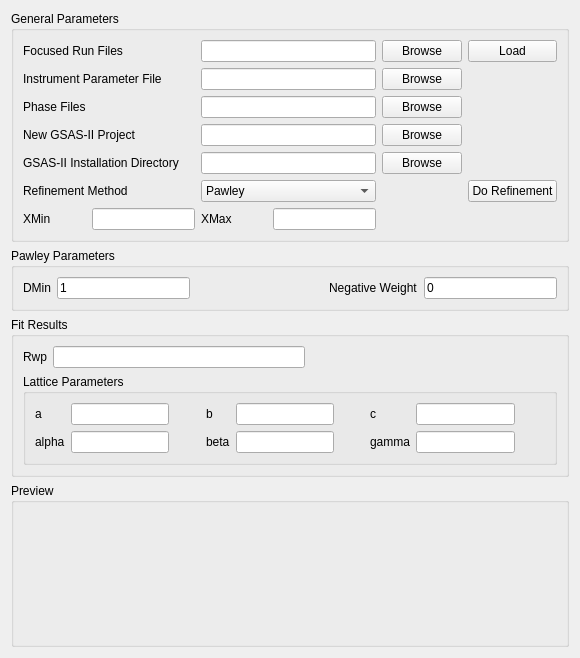
Qt form qt/scientific_interfaces/EnggDiffraction/EnggDiffractionQtTabGSAS.ui (mantidproject/mantid) before a commit.
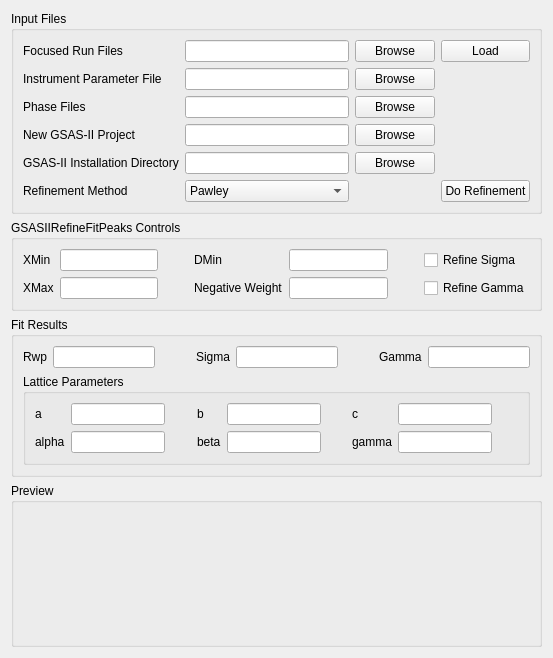
The same form after that commit.

Commit message: Re #15552 Move GSASIIRefineFitPeaks parameters to struct

Patch:
```diff
--- a/qt/scientific_interfaces/EnggDiffraction/EnggDiffractionQtTabGSAS.ui
+++ b/qt/scientific_interfaces/EnggDiffraction/EnggDiffractionQtTabGSAS.ui
@@ -6,7 +6,7 @@
    <rect>
     <x>0</x>
     <y>0</y>
-    <width>580</width>
+    <width>553</width>
     <height>658</height>
    </rect>
   </property>
@@ -29,7 +29,7 @@
       </sizepolicy>
      </property>
      <property name="title">
-      <string>General Parameters</string>
+      <string>Input Files</string>
      </property>
      <layout class="QGridLayout" name="gridLayout">
       <item row="1" column="1">
@@ -163,60 +163,6 @@
         </property>
        </widget>
       </item>
-      <item row="6" column="1">
-       <layout class="QHBoxLayout" name="horizontalLayout_xMax">
-        <item>
-         <widget class="QLabel" name="label_xMax">
-          <property name="text">
-           <string>XMax</string>
-          </property>
-         </widget>
-        </item>
-        <item>
-         <spacer name="horizontalSpacer_2">
-          <property name="orientation">
-           <enum>Qt::Horizontal</enum>
-          </property>
-          <property name="sizeHint" stdset="0">
-           <size>
-            <width>40</width>
-            <height>20</height>
-           </size>
-          </property>
-         </spacer>
-        </item>
-        <item>
-         <widget class="QLineEdit" name="lineEdit_xMax"/>
-        </item>
-       </layout>
-      </item>
-      <item row="6" column="0">
-       <layout class="QHBoxLayout" name="horizontalLayout_xMin">
-        <item>
-         <widget class="QLabel" name="label_xMin">
-          <property name="text">
-           <string>XMin</string>
-          </property>
-         </widget>
-        </item>
-        <item>
-         <spacer name="horizontalSpacer">
-          <property name="orientation">
-           <enum>Qt::Horizontal</enum>
-          </property>
-          <property name="sizeHint" stdset="0">
-           <size>
-            <width>40</width>
-            <height>20</height>
-           </size>
-          </property>
-         </spacer>
-        </item>
-        <item>
-         <widget class="QLineEdit" name="lineEdit_xMin"/>
-        </item>
-       </layout>
-      </item>
       <item row="5" column="3">
        <widget class="QPushButton" name="pushButton_doRefinement">
         <property name="text">
@@ -228,18 +174,52 @@
     </widget>
    </item>
    <item>
-    <widget class="QGroupBox" name="groupBox_pawleyParams">
-     <property name="sizePolicy">
-      <sizepolicy hsizetype="Preferred" vsizetype="Preferred">
-       <horstretch>0</horstretch>
-       <verstretch>0</verstretch>
-      </sizepolicy>
-     </property>
+    <widget class="QGroupBox" name="groupBox_algorithmControls">
      <property name="title">
-      <string>Pawley Parameters</string>
+      <string>GSASIIRefineFitPeaks Controls</string>
      </property>
-     <layout class="QHBoxLayout" name="horizontalLayout">
-      <item>
+     <layout class="QGridLayout" name="gridLayout_4">
+      <item row="0" column="0">
+       <widget class="QLabel" name="label_xMin">
+        <property name="text">
+         <string>XMin</string>
+        </property>
+       </widget>
+      </item>
+      <item row="0" column="1">
+       <widget class="QLineEdit" name="lineEdit_xMin"/>
+      </item>
+      <item row="1" column="0">
+       <widget class="QLabel" name="label_xMax">
+        <property name="text">
+         <string>XMax</string>
+        </property>
+       </widget>
+      </item>
+      <item row="1" column="2">
+       <spacer name="horizontalSpacer_2">
+        <property name="orientation">
+         <enum>Qt::Horizontal</enum>
+        </property>
+        <property name="sizeHint" stdset="0">
+         <size>
+          <width>40</width>
+          <height>20</height>
+         </size>
+        </property>
+       </spacer>
+      </item>
+      <item row="1" column="3">
+       <widget class="QLabel" name="label_pawleyNegativeWeight">
+        <property name="toolTip">
+         <string>The weight of the penalty function for negative intensities. Leave empty to use default (0)</string>
+        </property>
+        <property name="text">
+         <string>Negative Weight</string>
+        </property>
+       </widget>
+      </item>
+      <item row="0" column="3">
        <widget class="QLabel" name="label_pawleyDMin">
         <property name="toolTip">
          <string>The minimum d-spacing to use. Leave empty to use the default (1)</string>
@@ -249,46 +229,79 @@
         </property>
        </widget>
       </item>
-      <item>
+      <item row="1" column="1">
+       <widget class="QLineEdit" name="lineEdit_xMax"/>
+      </item>
+      <item row="0" column="4">
        <widget class="QLineEdit" name="lineEdit_pawleyDMin">
         <property name="layoutDirection">
          <enum>Qt::LeftToRight</enum>
         </property>
         <property name="text">
-         <string>1</string>
+         <string/>
         </property>
        </widget>
       </item>
-      <item>
-       <spacer name="horizontalSpacer_8">
-        <property name="orientation">
-         <enum>Qt::Horizontal</enum>
-        </property>
-        <property name="sizeHint" stdset="0">
-         <size>
-          <width>40</width>
-          <height>20</height>
-         </size>
-        </property>
-       </spacer>
-      </item>
-      <item>
-       <widget class="QLabel" name="label_pawleyNegativeWeight">
-        <property name="toolTip">
-         <string>The weight of the penalty function for negative intensities. Leave empty to use default (0)</string>
-        </property>
-        <property name="text">
-         <string>Negative Weight</string>
-        </property>
-       </widget>
-      </item>
-      <item>
+      <item row="1" column="4">
        <widget class="QLineEdit" name="lineEdit_pawleyNegativeWeight">
         <property name="text">
-         <string>0</string>
+         <string/>
         </property>
        </widget>
       </item>
+      <item row="0" column="6">
+       <widget class="QCheckBox" name="checkBox_refineSigma">
+        <property name="text">
+         <string>Refine Sigma</string>
+        </property>
+       </widget>
+      </item>
+      <item row="1" column="6">
+       <widget class="QCheckBox" name="checkBox_refineGamma">
+        <property name="text">
+         <string>Refine Gamma</string>
+        </property>
+       </widget>
+      </item>
+      <item row="0" column="2">
+       <spacer name="horizontalSpacer">
+        <property name="orientation">
+         <enum>Qt::Horizontal</enum>
+        </property>
+        <property name="sizeHint" stdset="0">
+         <size>
+          <width>40</width>
+          <height>20</height>
+         </size>
+        </property>
+       </spacer>
+      </item>
+      <item row="0" column="5">
+       <spacer name="horizontalSpacer_3">
+        <property name="orientation">
+         <enum>Qt::Horizontal</enum>
+        </property>
+        <property name="sizeHint" stdset="0">
+         <size>
+          <width>40</width>
+          <height>20</height>
+         </size>
+        </property>
+       </spacer>
+      </item>
+      <item row="1" column="5">
+       <spacer name="horizontalSpacer_4">
+        <property name="orientation">
+         <enum>Qt::Horizontal</enum>
+        </property>
+        <property name="sizeHint" stdset="0">
+         <size>
+          <width>40</width>
+          <height>20</height>
+         </size>
+        </property>
+       </spacer>
+      </item>
      </layout>
     </widget>
    </item>
@@ -336,6 +349,47 @@
           </property>
          </spacer>
         </item>
+        <item>
+         <widget class="QLabel" name="label_sigma">
+          <property name="text">
+           <string>Sigma</string>
+          </property>
+         </widget>
+        </item>
+        <item>
+         <widget class="QLineEdit" name="lineEdit_sigma">
+          <property name="readOnly">
+           <bool>true</bool>
+          </property>
+         </widget>
+        </item>
+        <item>
+         <spacer name="horizontalSpacer_5">
+          <property name="orientation">
+           <enum>Qt::Horizontal</enum>
+          </property>
+          <property name="sizeHint" stdset="0">
+           <size>
+            <width>40</width>
+            <height>20</height>
+           </size>
+          </property>
+         </spacer>
+        </item>
+        <item>
+         <widget class="QLabel" name="label_gamma">
+          <property name="text">
+           <string>Gamma</string>
+          </property>
+         </widget>
+        </item>
+        <item>
+         <widget class="QLineEdit" name="lineEdit_gamma">
+          <property name="readOnly">
+           <bool>true</bool>
+          </property>
+         </widget>
+        </item>
        </layout>
       </item>
       <item>
```
Left out of the diff: 28 changed lines with no effect on the pictures. The commit also changes 11 other files.
